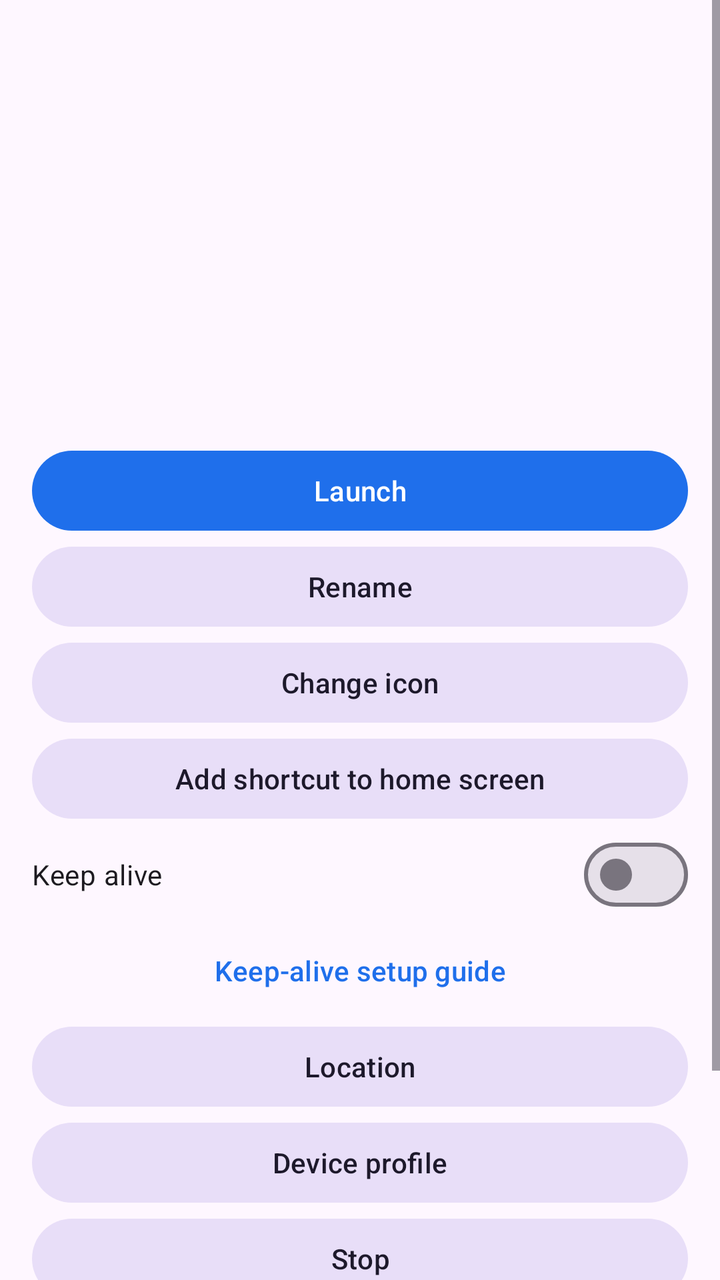
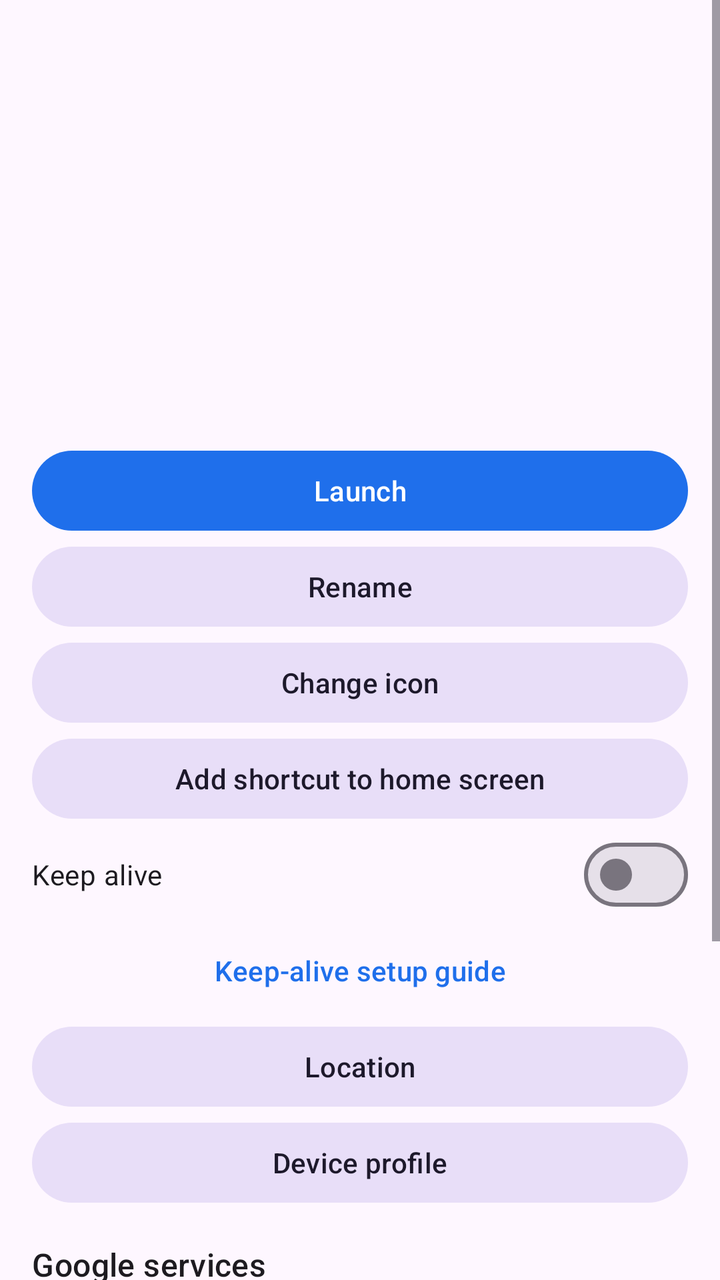

Compare the two renders of this Android layout. The source of the first and the diff that turns it into the second are given below.
<!-- AndroidManifest.xml: application theme Theme.CloneLab -->
<!-- res/layout/activity_clone_detail.xml -->
<?xml version="1.0" encoding="utf-8"?>
<ScrollView xmlns:android="http://schemas.android.com/apk/res/android"
    android:layout_width="match_parent"
    android:layout_height="match_parent">

<LinearLayout
    android:layout_width="match_parent"
    android:layout_height="wrap_content"
    android:orientation="vertical"
    android:padding="16dp">

    <ImageView
        android:id="@+id/icon"
        android:layout_width="72dp"
        android:layout_height="72dp"
        android:importantForAccessibility="no" />

    <TextView
        android:id="@+id/name"
        android:layout_width="match_parent"
        android:layout_height="wrap_content"
        android:layout_marginTop="12dp"
        android:textAppearance="?attr/textAppearanceHeadlineSmall" />

    <TextView
        android:id="@+id/packageName"
        android:layout_width="match_parent"
        android:layout_height="wrap_content"
        android:layout_marginTop="8dp" />

    <TextView
        android:id="@+id/number"
        android:layout_width="match_parent"
        android:layout_height="wrap_content" />

    <TextView
        android:id="@+id/state"
        android:layout_width="match_parent"
        android:layout_height="wrap_content" />

    <LinearLayout
        android:id="@+id/actions"
        android:layout_width="match_parent"
        android:layout_height="wrap_content"
        android:layout_marginTop="24dp"
        android:orientation="vertical">

        <Button
            android:id="@+id/launch"
            android:layout_width="match_parent"
            android:layout_height="wrap_content"
            android:text="@string/detail_launch" />

        <Button
            android:id="@+id/rename"
            style="@style/Widget.Material3.Button.TonalButton"
            android:layout_width="match_parent"
            android:layout_height="wrap_content"
            android:text="@string/detail_rename" />

        <Button
            android:id="@+id/editIcon"
            style="@style/Widget.Material3.Button.TonalButton"
            android:layout_width="match_parent"
            android:layout_height="wrap_content"
            android:text="@string/detail_edit_icon" />

        <Button
            android:id="@+id/addShortcut"
            style="@style/Widget.Material3.Button.TonalButton"
            android:layout_width="match_parent"
            android:layout_height="wrap_content"
            android:text="@string/detail_add_shortcut" />

        <com.google.android.material.materialswitch.MaterialSwitch
            android:id="@+id/keepAlive"
            android:layout_width="match_parent"
            android:layout_height="wrap_content"
            android:text="@string/detail_keep_alive" />

        <Button
            android:id="@+id/keepAliveGuide"
            style="@style/Widget.Material3.Button.TextButton"
            android:layout_width="match_parent"
            android:layout_height="wrap_content"
            android:text="@string/detail_keep_alive_guide" />

        <Button
            android:id="@+id/location"
            style="@style/Widget.Material3.Button.TonalButton"
            android:layout_width="match_parent"
            android:layout_height="wrap_content"
            android:text="@string/detail_location" />

        <Button
            android:id="@+id/deviceProfile"
            style="@style/Widget.Material3.Button.TonalButton"
            android:layout_width="match_parent"
            android:layout_height="wrap_content"
            android:text="@string/detail_device_profile" />

        <Button
            android:id="@+id/stop"
            style="@style/Widget.Material3.Button.TonalButton"
            android:layout_width="match_parent"
            android:layout_height="wrap_content"
            android:text="@string/detail_stop" />

        <Button
            android:id="@+id/clearData"
            style="@style/Widget.Material3.Button.OutlinedButton"
            android:layout_width="match_parent"
            android:layout_height="wrap_content"
            android:text="@string/detail_clear_data" />

        <Button
            android:id="@+id/uninstall"
            style="@style/Widget.Material3.Button.OutlinedButton"
            android:layout_width="match_parent"
            android:layout_height="wrap_content"
            android:text="@string/detail_uninstall" />
    </LinearLayout>

    <Button
        android:id="@+id/remove"
        android:layout_width="match_parent"
        android:layout_height="wrap_content"
        android:layout_marginTop="24dp"
        android:text="@string/detail_remove"
        android:visibility="gone" />
</LinearLayout>
</ScrollView>
<!-- resources referenced by this layout -->
<resources>
  <string name="detail_add_shortcut">Add shortcut to home screen</string>
  <string name="detail_clear_data">Clear data</string>
  <string name="detail_device_profile">Device profile</string>
  <string name="detail_edit_icon">Change icon</string>
  <string name="detail_keep_alive">Keep alive</string>
  <string name="detail_keep_alive_guide">Keep-alive setup guide</string>
  <string name="detail_launch">Launch</string>
  <string name="detail_location">Location</string>
  <string name="detail_remove">Remove</string>
  <string name="detail_rename">Rename</string>
  <string name="detail_stop">Stop</string>
  <string name="detail_uninstall">Uninstall</string>
  <style name="Theme.CloneLab" parent="Theme.Material3.DayNight">
          <item name="colorPrimary">@color/brand</item>
          <item name="colorOnPrimary">@color/white</item>
      </style>
  <color name="brand">#1F6FEB</color>
  <color name="white">#FFFFFF</color>
</resources>

<!-- the commit's change to res/layout/activity_clone_detail.xml (unified diff, before → after) -->
@@ -99,6 +99,39 @@
             android:layout_height="wrap_content"
             android:text="@string/detail_device_profile" />
 
+        <TextView
+            android:id="@+id/googleTitle"
+            android:layout_width="match_parent"
+            android:layout_height="wrap_content"
+            android:layout_marginTop="16dp"
+            android:text="@string/detail_google_title"
+            android:textAppearance="?attr/textAppearanceTitleMedium" />
+
+        <com.google.android.material.materialswitch.MaterialSwitch
+            android:id="@+id/googleSwitch"
+            android:layout_width="match_parent"
+            android:layout_height="wrap_content"
+            android:enabled="false" />
+
+        <com.google.android.material.progressindicator.LinearProgressIndicator
+            android:id="@+id/googleProgress"
+            android:layout_width="match_parent"
+            android:layout_height="wrap_content"
+            android:indeterminate="true"
+            android:visibility="gone" />
+
+        <TextView
+            android:id="@+id/googleStatus"
+            android:layout_width="match_parent"
+            android:layout_height="wrap_content" />
+
+        <TextView
+            android:id="@+id/googleShared"
+            android:layout_width="match_parent"
+            android:layout_height="wrap_content"
+            android:layout_marginBottom="16dp"
+            android:visibility="gone" />
+
         <Button
             android:id="@+id/stop"
             style="@style/Widget.Material3.Button.TonalButton"
<!-- resource entries referenced after the edit -->
@@ -4,6 +4,7 @@
   <string name="detail_clear_data">Clear data</string>
   <string name="detail_device_profile">Device profile</string>
   <string name="detail_edit_icon">Change icon</string>
+  <string name="detail_google_title">Google services</string>
   <string name="detail_keep_alive">Keep alive</string>
   <string name="detail_keep_alive_guide">Keep-alive setup guide</string>
   <string name="detail_launch">Launch</string>
